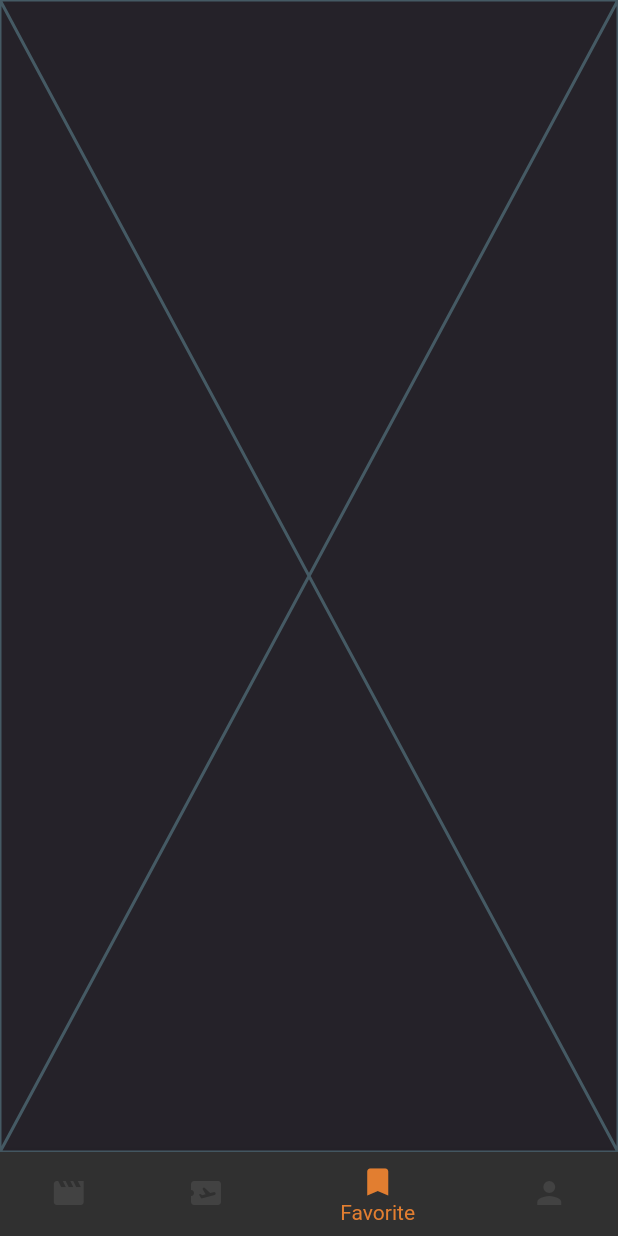
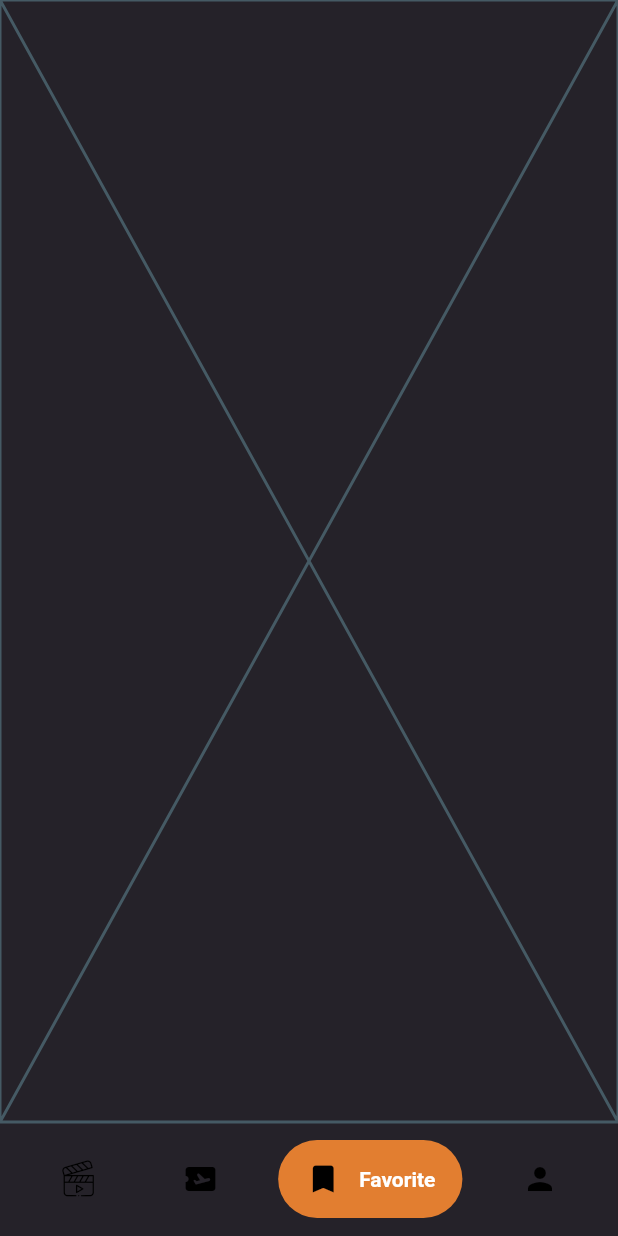
Before and after one commit to kharisazhar/alterra_movie, a Flutter app: the screen it shows after launch, item 3 of the bottom bar chosen, on a phone screen of 412 x 824 dp. Run offline on Flutter 3.47's test engine with Material 2 defaults, Android fonts, the phone set to English and light mode, and no system bars; drawn by our look-alikes of google_nav_bar; network calls fail.

Commit message:
add custom icons

```diff
--- a/lib/feature/main/main_page.dart
+++ b/lib/feature/main/main_page.dart
@@ -1,5 +1,7 @@
 import 'package:alterra_movie/feature/homepage/home_page.dart';
+import 'package:alterra_movie/theme/icon/alta_icon_movie_icons.dart';
 import 'package:flutter/material.dart';
+import 'package:google_nav_bar/google_nav_bar.dart';
 
 import '../../theme/alta_color.dart';
 import '../favorite/favorite_page.dart';
@@ -32,35 +34,39 @@ class _MainPageState extends State<MainPage> {
           /// Supaya halaman berubah
           child: _movieItemPages.elementAt(_selectedIndex),
         ),
-      bottomNavigationBar: BottomNavigationBar(
 
         /// Supaya Item Menu ter-implementasi
-          currentIndex: _selectedIndex,
-          selectedItemColor: AltaColor.orange,
-          onTap: (index) {
+        bottomNavigationBar: Padding(
+          padding: const EdgeInsets.symmetric(horizontal: 22.0, vertical: 12.0),
+          child: GNav(
+            gap: 12,
+            tabBackgroundColor: AltaColor.orange,
+            padding: const EdgeInsets.symmetric(horizontal: 18, vertical: 14),
+            selectedIndex: _selectedIndex,
+            onTabChange: (index) {
               debugPrint("ONTAP : $index");
               setState(() {
                 _selectedIndex = index;
               });
             },
-          items: const <BottomNavigationBarItem>[
-            BottomNavigationBarItem(
-              label: 'Movie',
-              icon: Icon(Icons.movie),
+            tabs: const [
+              // GButton(
+              //     leading: SizedBox(
+              //       width: 24,
+              //       height: 24,
+              //       child: Image.asset('assets/icons/icon_movie.png'),
+              //     ),
+              //     text: 'Movie',
+              //     icon: Icons.abc_rounded),
+              GButton(
+                icon: AltaIconMovie.icon_movie,
+                text: 'Movie',
               ),
-            BottomNavigationBarItem(
-              label: 'Ticket',
-              icon: Icon(Icons.airplane_ticket_rounded),
+              GButton(icon: Icons.airplane_ticket_rounded, text: 'Ticket'),
+              GButton(icon: Icons.bookmark, text: 'Favorite'),
+              GButton(icon: Icons.person, text: 'Profile')
+            ],
           ),
-            BottomNavigationBarItem(
-              label: 'Favorite',
-              icon: Icon(Icons.bookmark),
-            ),
-            BottomNavigationBarItem(
-              label: 'Profile',
-              icon: Icon(Icons.person),
-            ),
-          ]),
-    );
+        ));
   }
 }
--- /dev/null
+++ b/lib/theme/icon/alta_icon_movie_icons.dart
@@ -0,0 +1,26 @@
+/// Flutter icons AltaIconMovie
+/// Copyright (C) 2023 by original authors @ fluttericon.com, fontello.com
+/// This font was generated by FlutterIcon.com, which is derived from Fontello.
+///
+/// To use this font, place it in your fonts/ directory and include the
+/// following in your pubspec.yaml
+///
+/// flutter:
+///   fonts:
+///    - family:  AltaIconMovie
+///      fonts:
+///       - asset: fonts/AltaIconMovie.ttf
+///
+///
+///
+import 'package:flutter/widgets.dart';
+
+class AltaIconMovie {
+  AltaIconMovie._();
+
+  static const _kFontFam = 'AltaIconMovie';
+  static const String? _kFontPkg = null;
+
+  // ignore: lowerCamelCase identifier
+  static const IconData icon_movie = IconData(0xe800, fontFamily: _kFontFam, fontPackage: _kFontPkg);
+}
```
Also changed, not shown: pubspec.yaml (+14 -6 lines), assets/fonts/AltaIconMovie.ttf (added), assets/icons/icon_movie.png (added), pubspec.lock, 1 other file. Lines whose indentation alone changed are shown as unchanged.
